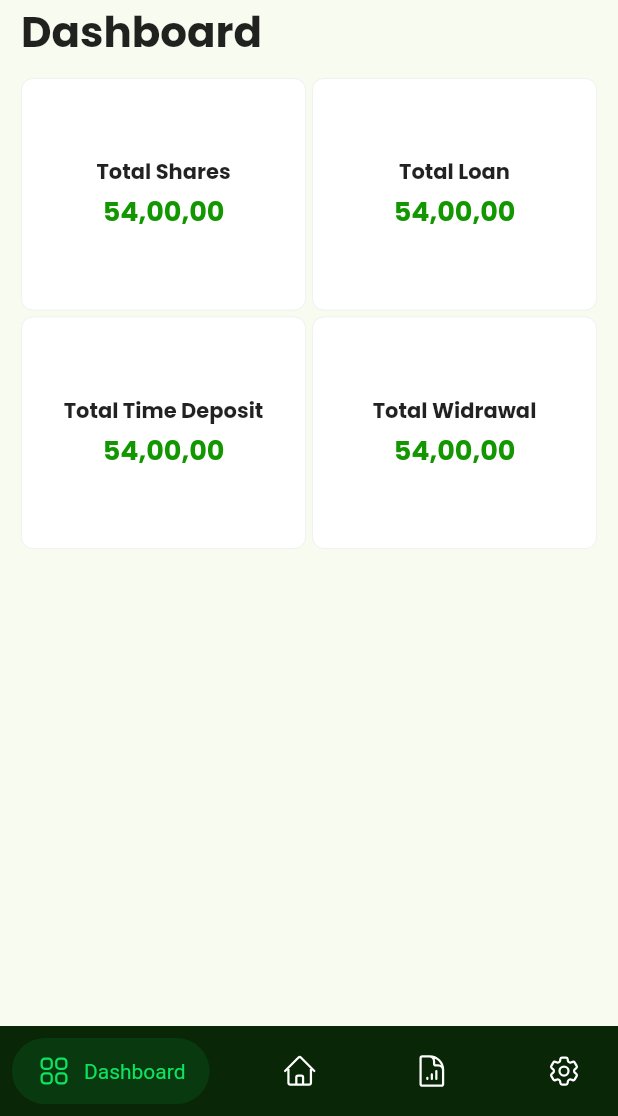
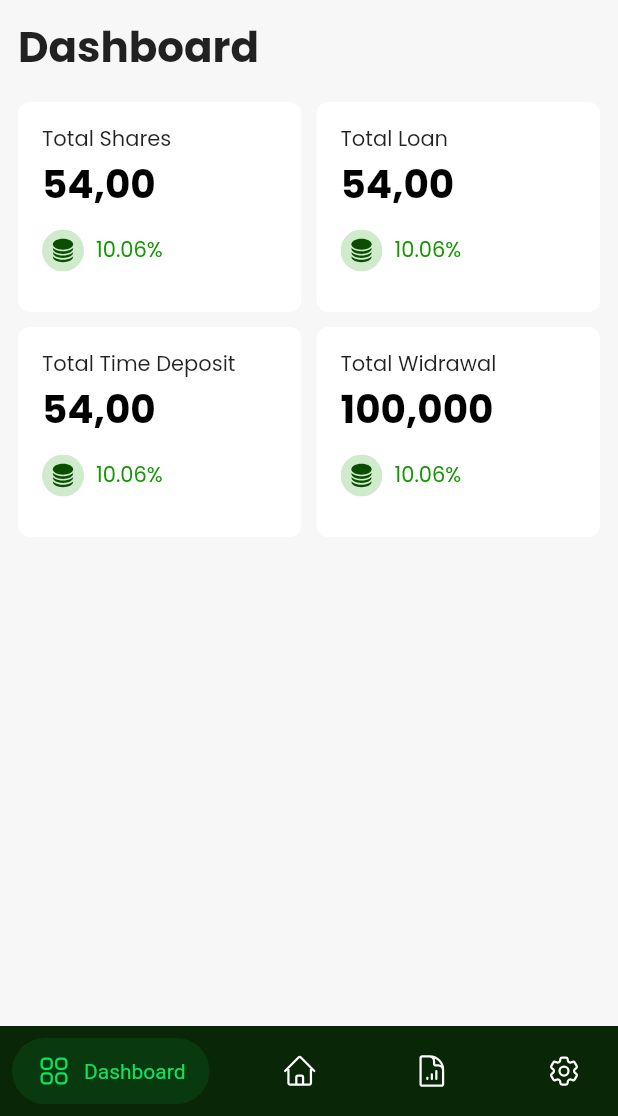
Before and after one commit to orbitsdev/sksu_mpc, a Flutter app: the screen it shows after launch, on a phone screen of 412 x 824 dp, the part 120-1236 px from its top. Run offline on Flutter 3.47's test engine with Material 2 defaults, Android fonts, the phone set to English and light mode, and no system bars; drawn by our look-alikes of flutter_animate, salomon_bottom_bar; our stand-ins replace flashy_tab_bar2, get, google_fonts, heroicons; missing offline and left inert: responsive_navigation_bar; project files that could hold a hidden picture were left out.

Commit message:
dashboard ui enhance

```diff
--- a/lib/models/overview.dart
+++ b/lib/models/overview.dart
@@ -13,8 +13,8 @@ final String subheader;
 
 
 List<Overview> overview = [
- Overview(header: 'Total Shares', subheader: '54,00,00'),
- Overview(header: 'Total Loan', subheader: '54,00,00'),
- Overview(header: 'Total Time Deposit', subheader: '54,00,00'),
- Overview(header: 'Total Widrawal', subheader: '54,00,00'),
+ Overview(header: 'Total Shares', subheader: '54,00'),
+ Overview(header: 'Total Loan', subheader: '54,00'),
+ Overview(header: 'Total Time Deposit', subheader: '54,00'),
+ Overview(header: 'Total Widrawal', subheader: '100,000'),
 ];
--- a/lib/utils/themes/app_color.dart
+++ b/lib/utils/themes/app_color.dart
@@ -17,5 +17,6 @@ class AppColor {
 
    static const Color font1 = Color.fromARGB(255, 1, 8, 0) ;
    static const Color grey1 = Color(0xffEDE9E9) ;
+   static const Color grey2 = Color(0xffF7F7F7) ;
    static const Color darkBg = Color(0xff2C2C2C) ;
 }
--- a/lib/views/dash_board_screen.dart
+++ b/lib/views/dash_board_screen.dart
@@ -1,41 +1,72 @@
-
 import 'package:flutter/material.dart';
+import 'package:flutter_animate/flutter_animate.dart';
 import 'package:flutter_staggered_grid_view/flutter_staggered_grid_view.dart';
 import 'package:sksumpc/models/overview.dart';
+import 'package:sksumpc/utils/themes/app_color.dart';
 import 'package:sksumpc/widgets/cards/dash_board_card.dart';
 import 'package:sksumpc/widgets/v.dart';
 
-
 class DashBoardScreen extends StatelessWidget {
-const DashBoardScreen({ Key? key }) : super(key: key);
+  const DashBoardScreen({Key? key}) : super(key: key);
 
   @override
-  Widget build(BuildContext context){
-
+  Widget build(BuildContext context) {
     return Container(
-      padding: EdgeInsets.symmetric(horizontal: 14,),
-      child:Column(
+      color: AppColor.grey2,
+      padding: EdgeInsets.symmetric(
+        horizontal: 12,
+      ),
+      child: Column(
         crossAxisAlignment: CrossAxisAlignment.start,
+        mainAxisAlignment: MainAxisAlignment.start,
         children: [
+          const V(10),
           Text(
             'Dashboard',
             style: TextStyle(
               fontSize: 28,
               fontWeight: FontWeight.bold,
             ),
-            ),
-            const V(10),
+          ).animate().moveX(begin: -30, end: 0).fadeIn(duration: const Duration(milliseconds: 1300)),
+          const V(16),
           Expanded(
             child: MasonryGridView.count(
+              physics:const  NeverScrollableScrollPhysics(),
               itemCount: overview.length,
               crossAxisCount: 2,
-            mainAxisSpacing: 4,
-            crossAxisSpacing: 4,
+              mainAxisSpacing: 10,
+              crossAxisSpacing: 10,
               itemBuilder: (context, index) {
-              return DashBoardCard(overview: overview[index],);
+                return DashBoardCard(
+                  overview: overview[index],
+                ).animate().scale(duration: const Duration(milliseconds: 300)).fadeIn(duration: const Duration(milliseconds: 1300));
               },
             ),
           ),
+          const V(12),
+          // Container(
+          //   padding: const EdgeInsets.only(top: 14, right: 16 , left: 16, bottom: 8),
+          //   decoration: BoxDecoration(
+          //     color: Colors.white,
+          //     borderRadius: BorderRadius.circular(12),
+          //   ),
+          //   height: 100,
+          //   child: Column(
+          //     crossAxisAlignment: CrossAxisAlignment.start,
+          //     children: [
+          //       Container(),
+          //       Text(
+          //         'Overview',
+          //         style: TextStyle(
+          //             fontSize: 18,
+          //             height: 1,
+          //             color: Colors.black,
+          //             fontWeight: FontWeight.bold),
+          //       ),
+          //       V(14),
+          //     ],
+          //   ),
+          // ),
         ],
       ),
 
--- a/lib/views/home_screen.dart
+++ b/lib/views/home_screen.dart
@@ -113,9 +113,10 @@ class _HomeScreenState extends State<HomeScreen>
       //   ],
       // ),
      body: SafeArea(
-        child: Column(
-          children: [
-            Container(
+  child: CustomScrollView(
+    slivers: [
+      SliverToBoxAdapter(
+        child: Container(
           height: 80,
           padding: EdgeInsets.symmetric(horizontal: 16.0),
           child: Row(
@@ -139,8 +140,6 @@ class _HomeScreenState extends State<HomeScreen>
                   ),
                 );
               }),
-
-
               Flexible(
                 child: Row(
                   mainAxisAlignment: MainAxisAlignment.end,
@@ -156,15 +155,18 @@ class _HomeScreenState extends State<HomeScreen>
                   ],
                 ),
               ),
-
-                    H( 6),
+              H(6),
             ],
           ),
         ),
-            Expanded(child: _pages[currentIndex]),
+      ),
+      SliverFillRemaining(
+        child: _pages[currentIndex],
+      ),
     ],
   ),
 ),
+
       bottomNavigationBar: SalomonBottomBar(
         selectedItemColor: AppColor.green2,
         unselectedItemColor: Colors.white,
--- a/lib/widgets/cards/dash_board_card.dart
+++ b/lib/widgets/cards/dash_board_card.dart
@@ -5,6 +5,7 @@ import 'package:sksumpc/models/overview.dart';
 import 'package:sksumpc/utils/themes/app_color.dart';
 import 'package:sksumpc/utils/themes/app_theme.dart';
 import 'package:sksumpc/widgets/graphs/pie_chart.dart';
+import 'package:sksumpc/widgets/h.dart';
 import 'package:sksumpc/widgets/v.dart';
 
 class DashBoardCard extends StatelessWidget {
@@ -18,14 +19,14 @@ final Overview overview;
   @override
   Widget build(BuildContext context) {
     return Container(
-      constraints: BoxConstraints(
-        minHeight: 155,
+      constraints: const  BoxConstraints(
+        minHeight: 140,
       ),
       decoration: BoxDecoration(
-        border: Border.all(
-          color: AppColor.greyBackground,
-          width: 0.5,
-        ),
+        // border: Border.all(
+        //   color: AppColor.greyBackground,
+        //   width: 0.5,
+        // ),
         boxShadow: [
           // BoxShadow(
           //   offset: Offset(0,1),
@@ -37,30 +38,61 @@ final Overview overview;
         color: Colors.white,
         borderRadius: BorderRadius.circular(8),
       ),
-      padding: EdgeInsets.symmetric(horizontal:4, vertical: 16),
+      padding: const EdgeInsets.only(top: 14, right: 16 , left: 16, bottom: 14),
       child: Column(
-        mainAxisAlignment: MainAxisAlignment.center,
-        crossAxisAlignment: CrossAxisAlignment.center,
+        mainAxisAlignment: MainAxisAlignment.start,
+        crossAxisAlignment: CrossAxisAlignment.start,
         children: [
 
             Text(
               overview.header,
-              style: TextStyle(
+              style:const  TextStyle(
                 fontSize: 14,
                 height: 0,
-                fontWeight: FontWeight.bold,
               ),
               textAlign: TextAlign.center,
             ),
-            const V(2),
+            const V(10),
             Text(
               overview.subheader,
-              style: TextStyle(
-                fontSize: 18,
-                color: AppColor.green1,
+              style: const  TextStyle(
+                fontSize: 26,
+                height: 1,
+                color: Colors.black,
                 fontWeight: FontWeight.bold
               ),
             ),
+            const V(14),
+            Row(
+              children: [
+                ClipOval(
+                  child: Container(
+                    height: 28,
+                    width: 28,
+                    decoration: BoxDecoration(
+                      color: AppColor.green1.withOpacity(0.2),
+                    ),
+                    child: const  HeroIcon(
+                      HeroIcons.circleStack,
+                      size: 18,
+                      color: AppColor.main,
+                      style: HeroIconStyle.solid,
+                    ),
+                  ),
+                ),
+                const H(8),
+                Text('10.06%', style: AppTheme.bodytext.copyWith(
+                  color: AppColor.green1,
+                ),),
+
+              ],
+            ),
+//  const V(8),
+//                 Text('1 months', style: AppTheme.bodytext.copyWith(
+//                   fontSize: 12,
+//                   color: Colors.black.withOpacity(0.40),
+//                 ),),
+
             // SizedBox(height: 10),
           //   Text(
           //     'Small Text lorem ' * 20,
```
Lines whose indentation alone changed are shown as unchanged.
